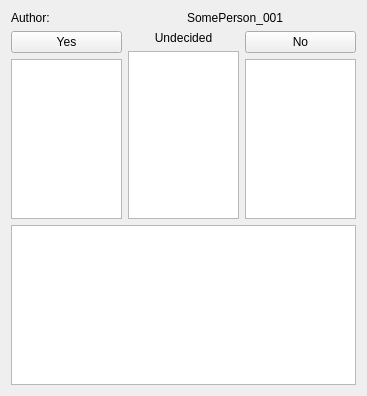
dmzdev/stance, file ui/VoteForm.ui: the form before one commit.
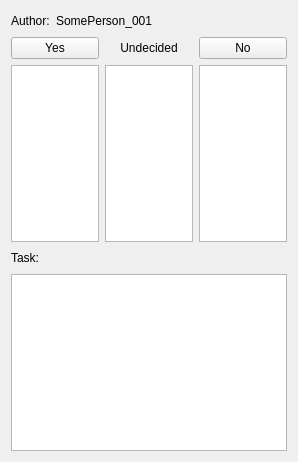
The form after the commit.

```diff
--- a/ui/VoteForm.ui
+++ b/ui/VoteForm.ui
@@ -6,14 +6,14 @@
    <rect>
     <x>0</x>
     <y>0</y>
-    <width>367</width>
-    <height>396</height>
+    <width>298</width>
+    <height>462</height>
    </rect>
   </property>
   <property name="windowTitle">
    <string>Form</string>
   </property>
-  <layout class="QVBoxLayout" name="verticalLayout_4">
+  <layout class="QVBoxLayout" name="verticalLayout">
    <item>
     <layout class="QHBoxLayout" name="horizontalLayout_2">
      <item>
@@ -30,13 +30,24 @@
        </property>
       </widget>
      </item>
+     <item>
+      <spacer name="horizontalSpacer">
+       <property name="orientation">
+        <enum>Qt::Horizontal</enum>
+       </property>
+       <property name="sizeHint" stdset="0">
+        <size>
+         <width>40</width>
+         <height>20</height>
+        </size>
+       </property>
+      </spacer>
+     </item>
     </layout>
    </item>
    <item>
     <layout class="QHBoxLayout" name="horizontalLayout">
      <item>
-      <layout class="QVBoxLayout" name="verticalLayout">
-       <item>
         <widget class="QPushButton" name="yesButton">
          <property name="text">
           <string>Yes</string>
@@ -44,13 +55,6 @@
         </widget>
        </item>
        <item>
-        <widget class="QListWidget" name="yesList"/>
-       </item>
-      </layout>
-     </item>
-     <item>
-      <layout class="QVBoxLayout" name="verticalLayout_3">
-       <item>
         <widget class="QLabel" name="label">
          <property name="text">
           <string>Undecided</string>
@@ -61,28 +65,53 @@
         </widget>
        </item>
        <item>
-        <widget class="QListWidget" name="undecList"/>
-       </item>
-      </layout>
-     </item>
-     <item>
-      <layout class="QVBoxLayout" name="verticalLayout_2">
-       <item>
         <widget class="QPushButton" name="noButton">
          <property name="text">
           <string>No</string>
          </property>
         </widget>
        </item>
+    </layout>
+   </item>
+   <item>
+    <layout class="QHBoxLayout" name="horizontalLayout_3">
+     <item>
+      <widget class="QListWidget" name="yesList"/>
+     </item>
+     <item>
+      <widget class="QListWidget" name="undecList"/>
+     </item>
        <item>
         <widget class="QListWidget" name="noList"/>
        </item>
       </layout>
      </item>
+   <item>
+    <layout class="QHBoxLayout" name="horizontalLayout_4">
+     <item>
+      <widget class="QLabel" name="label_3">
+       <property name="text">
+        <string>Task:</string>
+       </property>
+      </widget>
+     </item>
+     <item>
+      <spacer name="horizontalSpacer_2">
+       <property name="orientation">
+        <enum>Qt::Horizontal</enum>
+       </property>
+       <property name="sizeHint" stdset="0">
+        <size>
+         <width>40</width>
+         <height>20</height>
+        </size>
+       </property>
+      </spacer>
+     </item>
     </layout>
    </item>
    <item>
-    <widget class="QTextEdit" name="textEdit">
+    <widget class="QTextEdit" name="taskText">
      <property name="readOnly">
       <bool>true</bool>
      </property>
```
Lines whose indentation alone changed are shown as unchanged.
